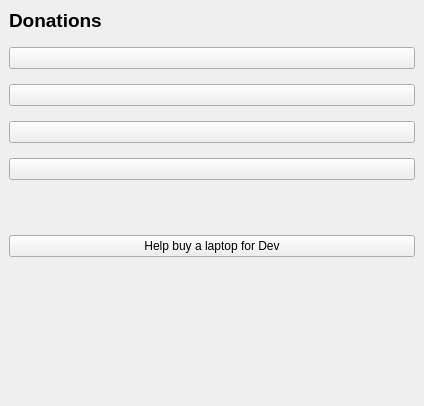
Qt form zapzap/view/ui/donations_page.ui (rafatosta/zapzap) before a commit.
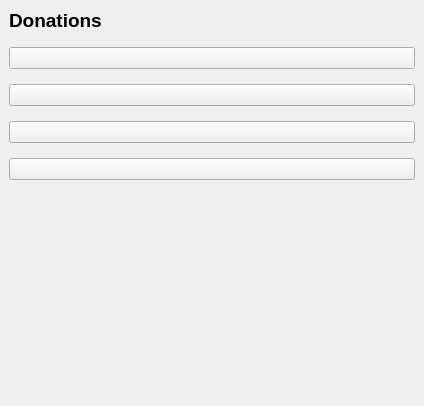
The same form after that commit.

Commit message: remove message "Help buy a laptop for Dev" in donations

The edit to the form file:
```diff
--- a/zapzap/view/ui/donations_page.ui
+++ b/zapzap/view/ui/donations_page.ui
@@ -126,16 +126,6 @@
          </property>
         </spacer>
        </item>
-       <item>
-        <widget class="QPushButton" name="btn_webpage">
-         <property name="cursor">
-          <cursorShape>PointingHandCursor</cursorShape>
-         </property>
-         <property name="text">
-          <string>Help buy a laptop for Dev</string>
-         </property>
-        </widget>
-       </item>
        <item>
         <spacer name="verticalSpacer">
          <property name="orientation">
```
The commit also changes 2 other files.
